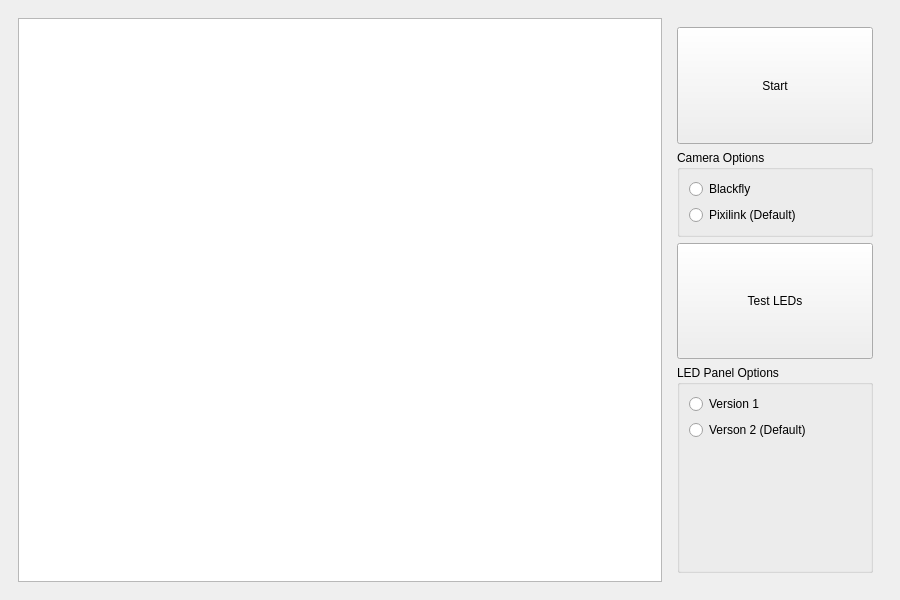
Above: src/skeleton/capture.ui from palimpsest-pursuers/capturing before the change. Below: the same form after it.
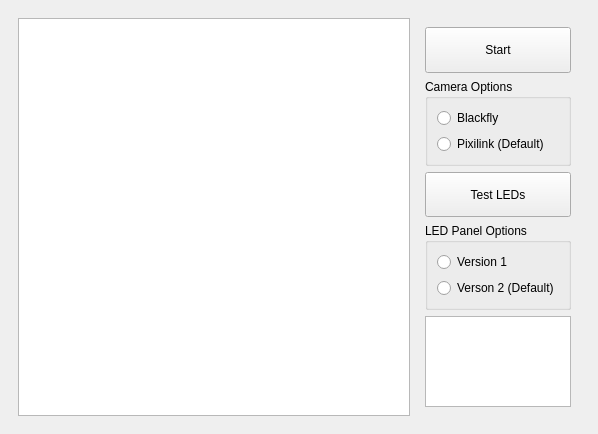
That is the form after the change. The open tabs and pages were chosen to show the change. Icons and pictures are not drawn.

Commit message: finish error handling, single button crop done

```diff
--- a/src/skeleton/capture.ui
+++ b/src/skeleton/capture.ui
@@ -6,8 +6,8 @@
    <rect>
     <x>0</x>
     <y>0</y>
-    <width>900</width>
-    <height>600</height>
+    <width>598</width>
+    <height>434</height>
    </rect>
   </property>
   <property name="sizePolicy">
@@ -16,12 +16,6 @@
     <verstretch>0</verstretch>
    </sizepolicy>
   </property>
-  <property name="minimumSize">
-   <size>
-    <width>500</width>
-    <height>400</height>
-   </size>
-  </property>
   <property name="windowTitle">
    <string>MISHA Image Capture</string>
   </property>
@@ -165,80 +159,19 @@
                    </property>
                   </widget>
                  </item>
-                 <item>
-                  <spacer name="verticalSpacer">
-                   <property name="orientation">
-                    <enum>Qt::Vertical</enum>
-                   </property>
-                   <property name="sizeType">
-                    <enum>QSizePolicy::MinimumExpanding</enum>
-                   </property>
-                   <property name="sizeHint" stdset="0">
-                    <size>
-                     <width>20</width>
-                     <height>40</height>
-                    </size>
-                   </property>
-                  </spacer>
-                 </item>
-                 <item>
-                  <layout class="QHBoxLayout" name="LogoLayout">
-                   <item>
-                    <spacer name="horizontalSpacer_24">
-                     <property name="orientation">
-                      <enum>Qt::Horizontal</enum>
-                     </property>
-                     <property name="sizeType">
-                      <enum>QSizePolicy::Minimum</enum>
-                     </property>
-                     <property name="sizeHint" stdset="0">
-                      <size>
-                       <width>10</width>
-                       <height>20</height>
-                      </size>
-                     </property>
-                    </spacer>
-                   </item>
-                   <item>
-                    <widget class="QLabel" name="RITLogo">
-                     <property name="minimumSize">
-                      <size>
-                       <width>144</width>
-                       <height>75</height>
-                      </size>
-                     </property>
-                     <property name="text">
-                      <string/>
-                     </property>
-                     <property name="pixmap">
-                      <pixmap>imgs/RIT_RGB_hor.png</pixmap>
-                     </property>
-                     <property name="scaledContents">
-                      <bool>true</bool>
-                     </property>
-                    </widget>
-                   </item>
-                   <item>
-                    <spacer name="horizontalSpacer_25">
-                     <property name="orientation">
-                      <enum>Qt::Horizontal</enum>
-                     </property>
-                     <property name="sizeType">
-                      <enum>QSizePolicy::Minimum</enum>
-                     </property>
-                     <property name="sizeHint" stdset="0">
-                      <size>
-                       <width>10</width>
-                       <height>20</height>
-                      </size>
-                     </property>
-                    </spacer>
-                   </item>
-                  </layout>
-                 </item>
                 </layout>
                </widget>
               </item>
+              <item>
+               <widget class="QGraphicsView" name="brandingView">
+                <property name="sizePolicy">
+                 <sizepolicy hsizetype="Expanding" vsizetype="Expanding">
+                  <horstretch>1</horstretch>
+                  <verstretch>2</verstretch>
+                 </sizepolicy>
+                </property>
+               </widget>
+              </item>
              </layout>
             </widget>
            </item>
```
Left out of the diff: 64 changed lines with no effect on the pictures. The commit also changes 4 other files.
